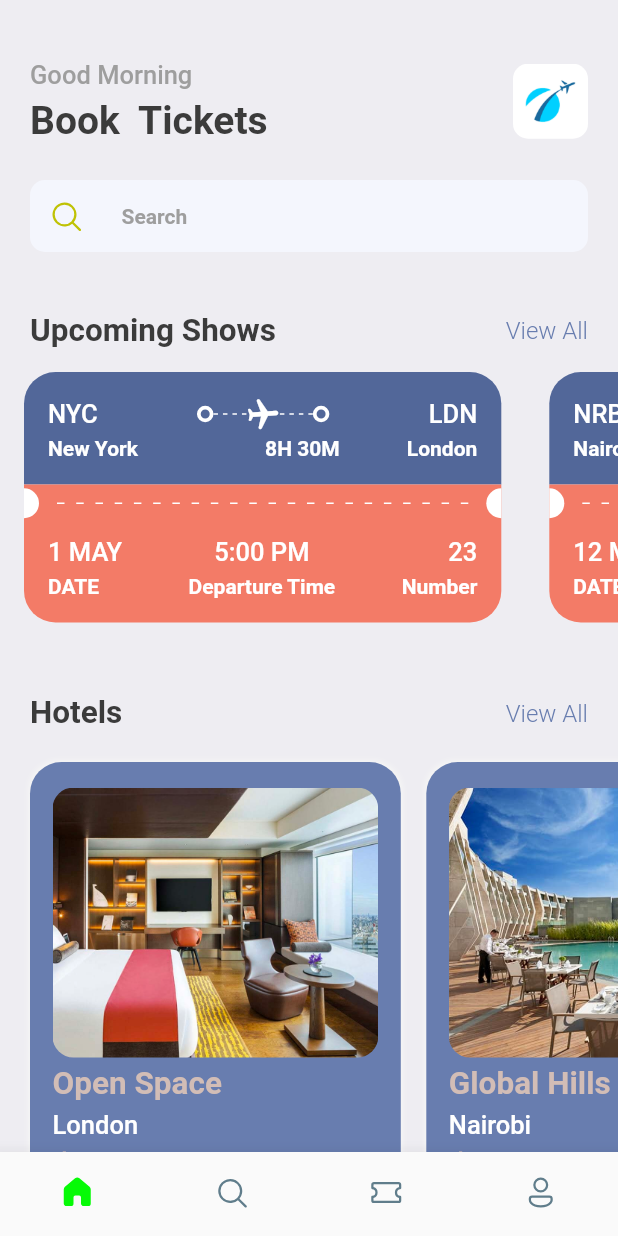
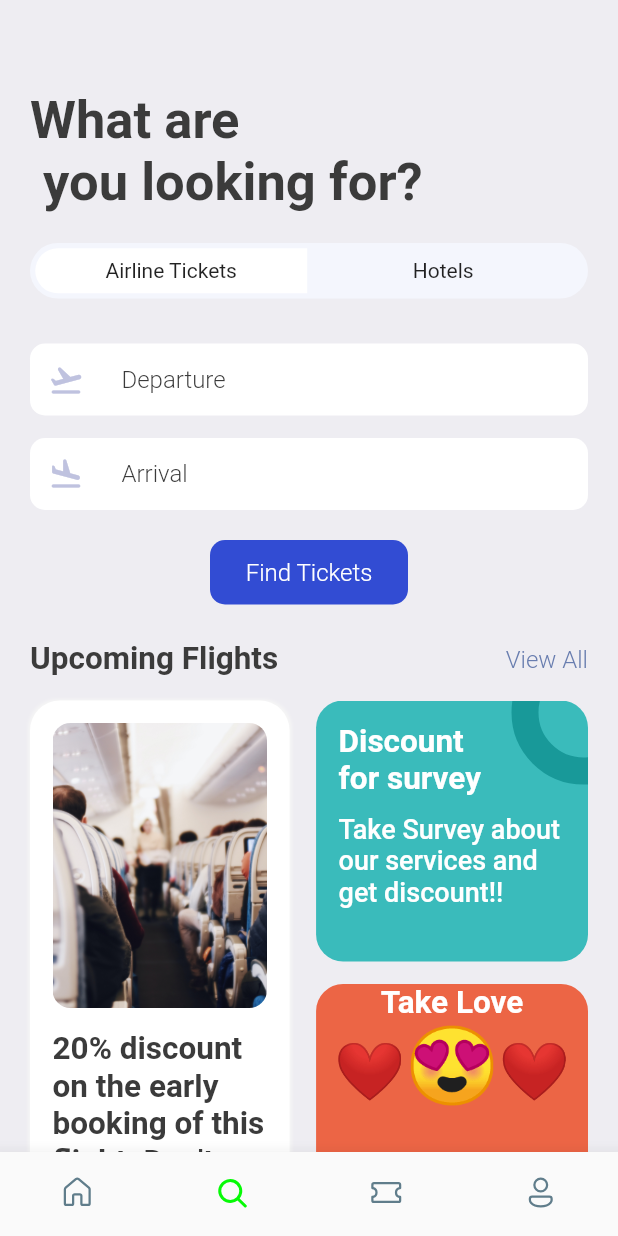
Before and after one commit to thee-alpha-dennis/Ticket-Booking-Application, a Flutter app: the screen it shows after launch, on a phone screen of 412 x 824 dp. Run offline on Flutter 3.47's test engine with Material 2 defaults, Android fonts, the phone set to English and light mode, and no system bars; our stand-ins replace fluentui_icons, gap.

Commit message:
Finished up the search screen

```diff
--- a/lib/screens/bottom_bar.dart
+++ b/lib/screens/bottom_bar.dart
@@ -1,6 +1,7 @@
 import 'package:fluentui_icons/fluentui_icons.dart';
 import 'package:flutter/material.dart';
 import 'package:ticket_booking/screens/home_screen.dart';
+import 'package:ticket_booking/screens/searchview.dart';
 
 class BottomBar extends StatefulWidget {
   const BottomBar({super.key});
@@ -11,12 +12,12 @@ class BottomBar extends StatefulWidget {
 
 class _BottomBarState extends State<BottomBar> {
   //index to hold the index of the selected page
-  int _selectedIndex = 0;
+  int _selectedIndex = 1;
 
 //declare a list that holds our four pages i.e home, search and Profile
   static final List<Widget> _widgetOptions = <Widget>[
     const HomeScreen(),
-    Text('Search'),
+    const SearchScreen(),
     Text('Tickets'),
     Text('Profile'),
   ];
--- a/lib/screens/home_screen.dart
+++ b/lib/screens/home_screen.dart
@@ -4,6 +4,7 @@ import 'package:gap/gap.dart';
 import 'package:ticket_booking/screens/hotel_screen.dart';
 import 'package:ticket_booking/screens/ticket_view.dart';
 import 'package:ticket_booking/utils/app_styles.dart';
+import 'package:ticket_booking/widgets/view_all.dart';
 
 import '../utils/info_list.dart';
 
@@ -68,24 +69,9 @@ class HomeScreen extends StatelessWidget {
                   ),
                 ),
                 const Gap(40),
-                Row(
-                  mainAxisAlignment: MainAxisAlignment.spaceBetween,
-                  children: [
-                    Text(
-                      'Upcoming Shows',
-                      style: Styles.headLineStyle2,
-                    ),
-                    InkWell(
-                      onTap: () {
-                        print('Tapped');
-                      },
-                      child: Text(
-                        'View All',
-                        style: Styles.textStyle
-                            .copyWith(color: Styles.primaryColor),
-                      ),
-                    )
-                  ],
+                ViewAll(
+                  bigText: 'Upcoming Flights',
+                  smallText: 'View All',
                 ),
               ],
             ),
@@ -104,27 +90,11 @@ class HomeScreen extends StatelessWidget {
           ),
           Gap(15),
           Container(
-            padding: const EdgeInsets.symmetric(horizontal: 20),
-            child: Row(
-              children: [
-                Text(
-                  'Hotels',
-                  style: Styles.headLineStyle2,
-                ),
-                Spacer(),
-                InkWell(
-                  onTap: () {
-                    print('Tapped');
-                  },
-                  child: Text(
-                    'View All',
-                    style:
-                        Styles.textStyle.copyWith(color: Styles.primaryColor),
-                  ),
-                ),
-              ],
-            ),
-          ),
+              padding: const EdgeInsets.symmetric(horizontal: 20),
+              child: ViewAll(
+                bigText: 'Hotels',
+                smallText: 'View All',
+              )),
           Gap(15),
           SingleChildScrollView(
               scrollDirection: Axis.horizontal,
--- a/lib/screens/searchview.dart
+++ b/lib/screens/searchview.dart
@@ -0,0 +1,203 @@
+import 'package:flutter/material.dart';
+import 'package:flutter/src/widgets/container.dart';
+import 'package:flutter/src/widgets/framework.dart';
+import 'package:gap/gap.dart';
+import 'package:ticket_booking/utils/app_layout.dart';
+import 'package:ticket_booking/utils/app_styles.dart';
+import 'package:ticket_booking/widgets/icon_text_widget.dart';
+import 'package:ticket_booking/widgets/view_all.dart';
+
+class SearchScreen extends StatefulWidget {
+  const SearchScreen({super.key});
+
+  @override
+  State<SearchScreen> createState() => _SearchScreenState();
+}
+
+class _SearchScreenState extends State<SearchScreen> {
+  @override
+  Widget build(BuildContext context) {
+    final size = AppLayout.getSize(context);
+    return Scaffold(
+      backgroundColor: Styles.bgColor,
+      body: ListView(
+        padding: EdgeInsets.symmetric(horizontal: 20, vertical: 020),
+        children: [
+          Gap(40),
+          Text('What are \n you looking for?',
+              style: Styles.headLineStyle1.copyWith(fontSize: 35)),
+          Gap(20),
+          Container(
+            padding: const EdgeInsets.all(3.5),
+            child: Row(
+              children: [
+                Container(
+                  padding: EdgeInsets.symmetric(vertical: 7),
+                  width: size.width * 0.44,
+                  decoration: BoxDecoration(
+                    borderRadius:
+                        BorderRadius.horizontal(left: Radius.circular(50)),
+                    color: Colors.white,
+                  ),
+                  child: Center(child: Text('Airline Tickets')),
+                ),
+                //2
+                Container(
+                  padding: EdgeInsets.symmetric(vertical: 7),
+                  width: size.width * 0.44,
+                  decoration: BoxDecoration(
+                    borderRadius:
+                        BorderRadius.horizontal(right: Radius.circular(50)),
+                    color: Colors.transparent,
+                  ),
+                  child: Center(child: Text('Hotels')),
+                ),
+              ],
+            ),
+            decoration: BoxDecoration(
+              borderRadius: BorderRadius.circular(50),
+              color: const Color(0xfff4f6fd),
+            ),
+          ),
+          Gap(30),
+          AppIconText(icon: Icons.flight_takeoff_rounded, text: 'Departure'),
+          Gap(15),
+          AppIconText(icon: Icons.flight_land_rounded, text: 'Arrival'),
+          Gap(20),
+          Container(
+              margin: EdgeInsets.symmetric(horizontal: 120),
+              padding: EdgeInsets.symmetric(vertical: 12, horizontal: 20),
+              decoration: BoxDecoration(
+                  borderRadius: BorderRadius.circular(10),
+                  color: Color(0xd91130ce)),
+              child: Center(
+                child: Text(
+                  'Find Tickets',
+                  style: Styles.textStyle.copyWith(color: Colors.white),
+                ),
+              )),
+          Gap(24),
+          ViewAll(
+            bigText: 'Upcoming Flights',
+            smallText: 'View All',
+          ),
+          Gap(15),
+          Row(
+            crossAxisAlignment: CrossAxisAlignment.start,
+            mainAxisAlignment: MainAxisAlignment.spaceBetween,
+            children: [
+              Container(
+                padding: EdgeInsets.symmetric(horizontal: 15, vertical: 15),
+                decoration: BoxDecoration(
+                    color: Colors.white,
+                    borderRadius: BorderRadius.circular(20),
+                    boxShadow: [
+                      BoxShadow(
+                        color: Colors.grey.shade100,
+                        blurRadius: 1,
+                        spreadRadius: 1,
+                      ),
+                    ]),
+                height: 400,
+                width: size.width * 0.42,
+                child: Column(
+                  children: [
+                    Container(
+                      height: 190,
+                      decoration: BoxDecoration(
+                          borderRadius: BorderRadius.circular(12),
+                          image: DecorationImage(
+                              fit: BoxFit.cover,
+                              image: AssetImage(
+                                "assets/images/sit.jpg",
+                              ))),
+                    ),
+                    Gap(15),
+                    Text(
+                      '20% discount on the early booking of this flight. Don\'t miss out on this chance!',
+                      style: Styles.headLineStyle2,
+                    )
+                  ],
+                ),
+              ),
+              Column(
+                children: [
+                  Stack(
+                    children: [
+                      Container(
+                        padding:
+                            EdgeInsets.symmetric(vertical: 15, horizontal: 15),
+                        width: size.width * 0.44,
+                        height: 174,
+                        decoration: BoxDecoration(
+                          color: Color(0xFF3ABBBB),
+                          borderRadius: BorderRadius.circular(18),
+                        ),
+                        child: Column(
+                          crossAxisAlignment: CrossAxisAlignment.start,
+                          children: [
+                            Text(
+                              'Discount \nfor survey',
+                              style: Styles.headLineStyle2.copyWith(
+                                  fontWeight: FontWeight.bold,
+                                  color: Colors.white),
+                            ),
+                            Gap(10),
+                            Text(
+                              'Take Survey about our services and get discount!!',
+                              style: Styles.headLineStyle2.copyWith(
+                                  fontWeight: FontWeight.w500,
+                                  color: Colors.white,
+                                  fontSize: 18),
+                            )
+                          ],
+                        ),
+                      ),
+                      Positioned(
+                        right: -45,
+                        top: -40,
+                        child: Container(
+                          padding: EdgeInsets.all(30),
+                          decoration: BoxDecoration(
+                              color: Colors.transparent,
+                              shape: BoxShape.circle,
+                              border: Border.all(
+                                  width: 18, color: Color(0xff189999))),
+                        ),
+                      )
+                    ],
+                  ),
+                  Container(
+                    margin: EdgeInsets.only(top: 15),
+                    width: size.width * 0.44,
+                    height: 210,
+                    decoration: BoxDecoration(
+                      borderRadius: BorderRadius.circular(18),
+                      color: const Color(0xffec6545),
+                    ),
+                    child: Column(children: [
+                      Text(
+                        "Take Love",
+                        style: Styles.headLineStyle2.copyWith(
+                          color: Colors.white,
+                          fontWeight: FontWeight.bold,
+                        ),
+                        textAlign: TextAlign.center,
+                      ),
+                      RichText(
+                          text: const TextSpan(children: [
+                        TextSpan(text: '❤', style: TextStyle(fontSize: 38)),
+                        TextSpan(text: '😍', style: TextStyle(fontSize: 50)),
+                        TextSpan(text: '❤', style: TextStyle(fontSize: 38)),
+                      ]))
+                    ]),
+                  ),
+                ],
+              )
+            ],
+          )
+        ],
+      ),
+    );
+  }
+}
--- /dev/null
+++ b/lib/widgets/icon_text_widget.dart
@@ -0,0 +1,35 @@
+import 'package:flutter/material.dart';
+import 'package:flutter/src/widgets/container.dart';
+import 'package:flutter/src/widgets/framework.dart';
+import 'package:gap/gap.dart';
+
+import '../utils/app_styles.dart';
+
+class AppIconText extends StatelessWidget {
+  final IconData icon;
+  final String text;
+
+  AppIconText({super.key, required this.icon, required this.text});
+
+  @override
+  Widget build(BuildContext context) {
+    return Container(
+      padding: EdgeInsets.symmetric(vertical: 12, horizontal: 12),
+      decoration: BoxDecoration(
+          borderRadius: BorderRadius.circular(10), color: Colors.white),
+      child: Row(
+        children: [
+          Icon(
+            icon,
+            color: const Color(0xffbfc2df),
+          ),
+          Gap(25),
+          Text(
+            text,
+            style: Styles.textStyle,
+          )
+        ],
+      ),
+    );
+  }
+}
--- /dev/null
+++ b/lib/widgets/view_all.dart
@@ -0,0 +1,32 @@
+import 'package:flutter/material.dart';
+import 'package:flutter/src/widgets/container.dart';
+import 'package:flutter/src/widgets/framework.dart';
+
+import '../utils/app_styles.dart';
+
+class ViewAll extends StatelessWidget {
+  const ViewAll({super.key, required this.bigText, required this.smallText});
+  final String bigText;
+  final String smallText;
+  @override
+  Widget build(BuildContext context) {
+    return Row(
+      mainAxisAlignment: MainAxisAlignment.spaceBetween,
+      children: [
+        Text(
+          bigText,
+          style: Styles.headLineStyle2,
+        ),
+        InkWell(
+          onTap: () {
+            print('Tapped');
+          },
+          child: Text(
+            smallText,
+            style: Styles.textStyle.copyWith(color: Styles.primaryColor),
+          ),
+        )
+      ],
+    );
+  }
+}
```
